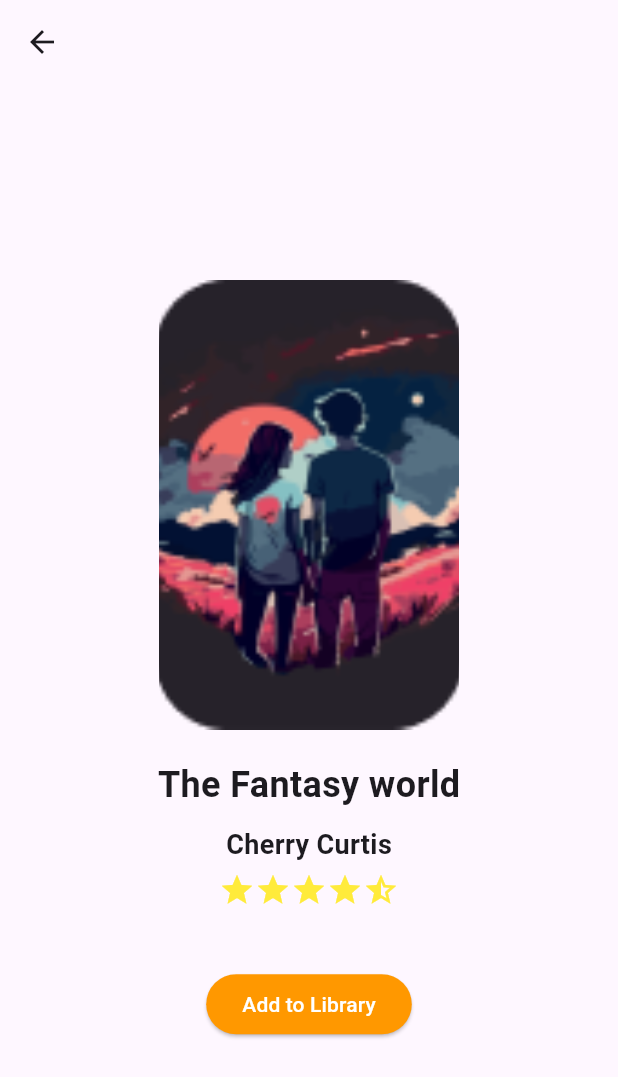
After one commit to Pratik-Bhattarai77/application, a Flutter app: the BookInfoPage screen opened directly, on a phone screen of 412 x 824 dp. The commit adds this screen. Shown: the top 1077 px of the screen. Run offline on Flutter 3.47's test engine with Material 3 defaults, Android fonts, the phone set to English and light mode, and no system bars; our stand-ins replace carousel_slider, cloud_firestore, firebase_auth, firebase_core, firebase_storage, google_fonts and 5 more; missing offline and left inert: khalti_flutter; accounts and stored records are empty.

Commit message:
book info page created

```diff
--- a/lib/main.dart
+++ b/lib/main.dart
@@ -27,7 +27,7 @@ class MyApp extends StatelessWidget {
           debugShowCheckedModeBanner: false,
           navigatorKey: navKey,
           home: const AuthPage(),
-          // home: const Payment(),
+          //home: const Payment(),
         );
       },
     );
--- a/lib/pages/Home_page.dart
+++ b/lib/pages/Home_page.dart
@@ -1,3 +1,4 @@
+import 'package:application/pages/book_info.dart';
 import 'package:application/pages/libary_page.dart';
 import 'package:carousel_slider/carousel_slider.dart';
 import 'package:flutter/material.dart';
@@ -241,7 +242,14 @@ class _HomeContentState extends State<HomeContent> {
                 items: myitems.map((item) {
                   return Builder(
                     builder: (BuildContext context) {
-                      return Container(
+                      return GestureDetector(
+                        onTap: () {
+                          Navigator.of(context).push(
+                            MaterialPageRoute(
+                                builder: (context) => BookInfoPage()),
+                          );
+                        },
+                        child: Container(
                           margin: EdgeInsets.symmetric(horizontal: 5.0),
                           decoration: BoxDecoration(
                             borderRadius: BorderRadius.circular(
@@ -249,6 +257,7 @@ class _HomeContentState extends State<HomeContent> {
                             image: DecorationImage(
                               image: AssetImage(item),
                               fit: BoxFit.cover,
+                            ),
                           ),
                         ),
                       );
--- /dev/null
+++ b/lib/pages/book_info.dart
@@ -0,0 +1,67 @@
+import 'package:flutter/material.dart';
+
+class BookInfoPage extends StatefulWidget {
+  const BookInfoPage({Key? key}) : super(key: key);
+
+  @override
+  State<BookInfoPage> createState() => _BookInfoPageState();
+}
+
+class _BookInfoPageState extends State<BookInfoPage> {
+  @override
+  Widget build(BuildContext context) {
+    return Scaffold(
+      appBar: AppBar(
+        leading: IconButton(
+          icon: Icon(Icons.arrow_back),
+          onPressed: () => Navigator.of(context).pop(),
+        ),
+      ),
+      body: Column(
+        mainAxisAlignment: MainAxisAlignment.center,
+        children: <Widget>[
+          // Image of the book cover
+          Image.asset(
+            'lib/images/Rectangle 62.png',
+            width: 200,
+            height: 300,
+            fit: BoxFit.cover,
+          ),
+          SizedBox(height: 20),
+          Text(
+            'The Fantasy world',
+            style: TextStyle(fontSize: 24, fontWeight: FontWeight.bold),
+          ),
+          SizedBox(height: 10),
+          Text(
+            'Cherry Curtis',
+            style: TextStyle(fontSize: 18, fontWeight: FontWeight.bold),
+          ),
+          SizedBox(height: 5),
+          Row(
+            mainAxisAlignment: MainAxisAlignment.center,
+            children: <Widget>[
+              Icon(Icons.star, color: Colors.yellow),
+              Icon(Icons.star, color: Colors.yellow),
+              Icon(Icons.star, color: Colors.yellow),
+              Icon(Icons.star, color: Colors.yellow),
+              Icon(Icons.star_half, color: Colors.yellow),
+            ],
+          ),
+          SizedBox(height: 40),
+
+          ElevatedButton(
+            onPressed: () {
+              print('Add to Library button pressed');
+            },
+            child: Text('Add to Library'),
+            style: ElevatedButton.styleFrom(
+              primary: Colors.orange,
+              onPrimary: Colors.white,
+            ),
+          ),
+        ],
+      ),
+    );
+  }
+}
--- a/lib/pages/payment_page.dart
+++ b/lib/pages/payment_page.dart
@@ -58,7 +58,7 @@ class _PaymentState extends State<Payment> {
       shape: RoundedRectangleBorder(
         borderRadius: BorderRadius.circular(10.0),
       ),
-      color: Color.fromARGB(255, 191, 191, 191), // Darker card color
+      color: Color.fromARGB(255, 85, 84, 84), // Darker card color
       child: InkWell(
         onTap: onTap,
         child: Padding(
@@ -81,8 +81,8 @@ class _PaymentState extends State<Payment> {
               Container(
                 padding: EdgeInsets.all(16.0),
                 decoration: BoxDecoration(
-                  color: Colors
-                      .black, // Black background for the textual content and button
+                  color: Color.fromARGB(255, 48, 48,
+                      48), // Black background for the textual content and button
                   borderRadius: BorderRadius.circular(10),
                 ),
                 child: Column(
```
Also changed, not shown: 1 other file. Lines whose indentation alone changed are shown as unchanged.
